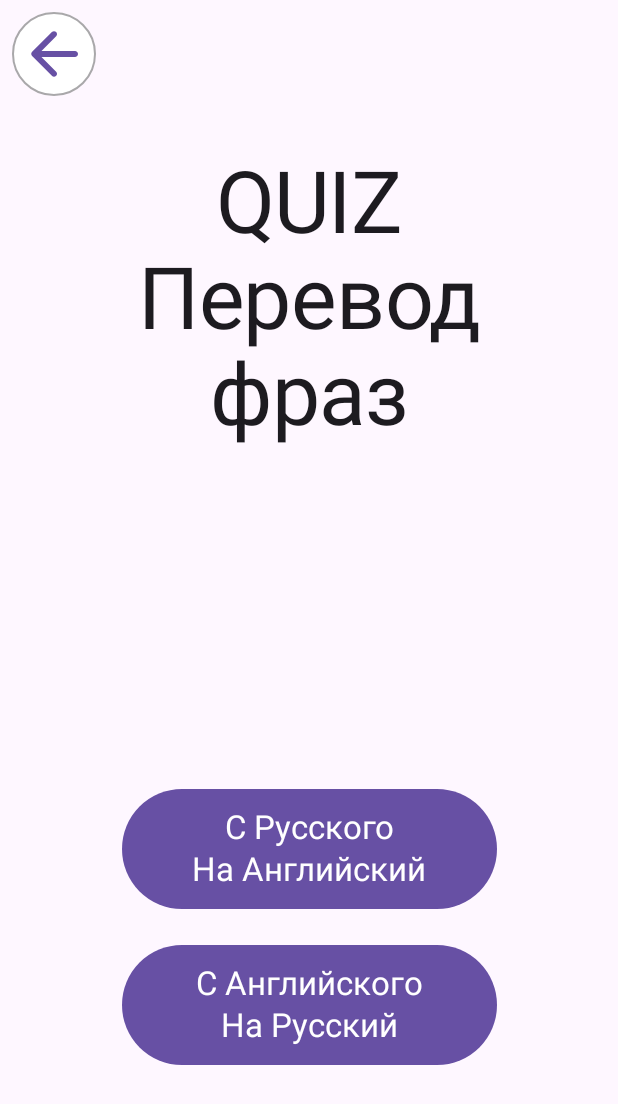
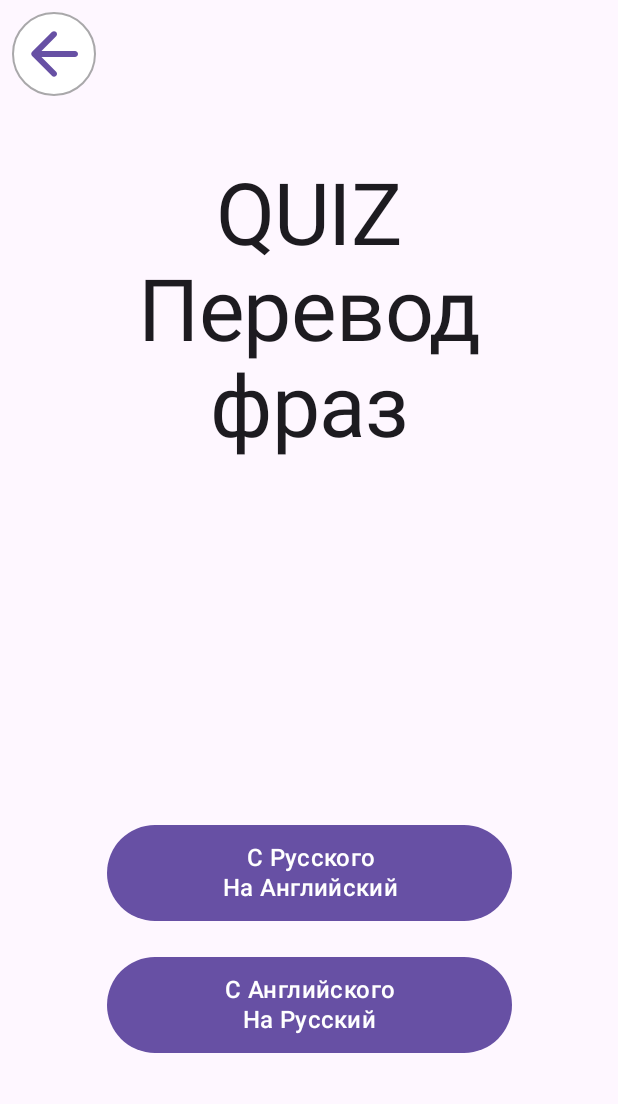
Before and after one commit to ViktoriaGavrosh/English_Simulator, an Android app built with Jetpack Compose: the TranslateMenuScreen screen opened through its navigation route, on a phone screen of 412 x 824 dp. Shown: the top 1104 px of the screen. Run offline under Robolectric (Android 15) with nearby library versions, the phone set to English and light mode, and no system bars; our stand-ins replace window size class.

Commit message:
fix bugs

```diff
--- a/app/src/main/java/com/viktoriagavrosh/englishsimulator/ui/features/StartMenuScreen.kt
+++ b/app/src/main/java/com/viktoriagavrosh/englishsimulator/ui/features/StartMenuScreen.kt
@@ -39,7 +39,11 @@ fun StartMenuScreen(
 
     MenuScreen(
         buttonItems = buttonItems,
-        title = stringResource(R.string.app_title),
+        title = if (isVerticalScreen) {
+            stringResource(R.string.app_vertical_title)
+        } else {
+            stringResource(R.string.app_horizontal_title)
+        },
         isVerticalScreen = isVerticalScreen,
         onBackClick = {},
         modifier = modifier,
--- a/app/src/main/java/com/viktoriagavrosh/englishsimulator/ui/features/issue/IssueMenuScreen.kt
+++ b/app/src/main/java/com/viktoriagavrosh/englishsimulator/ui/features/issue/IssueMenuScreen.kt
@@ -90,7 +90,11 @@ private fun IssueMenuScreen(
 
             MenuScreen(
                 buttonItems = buttonItems,
-                title = stringResource(R.string.issue_title),
+                title = if (isVerticalScreen) {
+                    stringResource(R.string.issue_vertical_title)
+                } else {
+                    stringResource(R.string.issue_horizontal_title)
+                },
                 isVerticalScreen = isVerticalScreen,
                 onBackClick = onBackClick,
                 modifier = modifier,
--- a/app/src/main/java/com/viktoriagavrosh/englishsimulator/ui/features/translate/TranslateMenuScreen.kt
+++ b/app/src/main/java/com/viktoriagavrosh/englishsimulator/ui/features/translate/TranslateMenuScreen.kt
@@ -41,7 +41,11 @@ fun TranslateMenuScreen(
 
     MenuScreen(
         buttonItems = buttonItems,
-        title = stringResource(R.string.translate_title),
+        title = if (isVerticalScreen) {
+            stringResource(R.string.translate_vertical_title)
+        } else {
+            stringResource(R.string.translate_horizontal_title)
+        },
         isVerticalScreen = isVerticalScreen,
         onBackClick = onBackClick,
         modifier = modifier,
--- a/app/src/main/java/com/viktoriagavrosh/englishsimulator/ui/features/uielements/menu/MenuScreenContent.kt
+++ b/app/src/main/java/com/viktoriagavrosh/englishsimulator/ui/features/uielements/menu/MenuScreenContent.kt
@@ -1,14 +1,16 @@
 package com.viktoriagavrosh.englishsimulator.ui.features.uielements.menu
 
 import android.content.res.Configuration
+import androidx.compose.foundation.horizontalScroll
 import androidx.compose.foundation.layout.Arrangement
 import androidx.compose.foundation.layout.Column
 import androidx.compose.foundation.layout.Row
-import androidx.compose.foundation.layout.Spacer
 import androidx.compose.foundation.layout.fillMaxSize
 import androidx.compose.foundation.layout.fillMaxWidth
 import androidx.compose.foundation.layout.padding
 import androidx.compose.foundation.layout.width
+import androidx.compose.foundation.rememberScrollState
+import androidx.compose.foundation.verticalScroll
 import androidx.compose.material3.Button
 import androidx.compose.material3.MaterialTheme
 import androidx.compose.material3.Text
@@ -18,6 +20,7 @@ import androidx.compose.ui.Modifier
 import androidx.compose.ui.res.dimensionResource
 import androidx.compose.ui.text.style.TextAlign
 import androidx.compose.ui.tooling.preview.Preview
+import androidx.compose.ui.unit.sp
 import com.viktoriagavrosh.englishsimulator.R
 import com.viktoriagavrosh.englishsimulator.ui.features.uielements.menu.model.MenuButtonItem
 import com.viktoriagavrosh.englishsimulator.ui.theme.EnglishSimulatorTheme
@@ -38,7 +41,9 @@ internal fun MenuScreenContent(
     modifier: Modifier = Modifier,
 ) {
     Column(
-        modifier = modifier,
+        modifier = modifier
+            .verticalScroll(rememberScrollState())
+            .padding(horizontal = dimensionResource(R.dimen.padding_small)),
         horizontalAlignment = Alignment.CenterHorizontally,
         verticalArrangement = Arrangement.SpaceAround,
     ) {
@@ -49,7 +54,6 @@ internal fun MenuScreenContent(
             modifier = if (isVerticalScreen) {
                 Modifier
                     .padding(top = dimensionResource(R.dimen.padding_large))
-                    .padding(horizontal = dimensionResource(R.dimen.padding_super_extra_large))
             } else {
                 Modifier
             }
@@ -86,13 +90,16 @@ private fun HorizontalButtons(
         val chunkedButtonItems = buttonItems.chunked(subListSize)
 
         Row(
-            modifier = modifier.fillMaxWidth(),
+            modifier = modifier
+                .fillMaxWidth()
+                .horizontalScroll(rememberScrollState()),
             verticalAlignment = Alignment.CenterVertically,
             horizontalArrangement = Arrangement.SpaceAround,
         ) {
             for (subList in chunkedButtonItems) {
                 ButtonColumn(
                     buttonItems = subList,
+                    isLargeButtons = buttonItems.size < 3,
                     isSmallSpase = true,
                 )
             }
@@ -122,13 +129,12 @@ private fun VerticalButtons(
         Row(
             modifier = modifier.fillMaxWidth(),
             verticalAlignment = Alignment.CenterVertically,
-            horizontalArrangement = Arrangement.Center,
+            horizontalArrangement = Arrangement.SpaceAround,
         ) {
             ButtonColumn(
                 buttonItems = buttonItems.subList(0, middleIndex),
                 isLargeButtons = false,
             )
-            Spacer(modifier = Modifier.width(dimensionResource(R.dimen.padding_small)))
             ButtonColumn(
                 buttonItems = buttonItems.subList(middleIndex, buttonItems.size),
                 isLargeButtons = false,
@@ -212,10 +218,11 @@ private fun QuestButton(
         Text(
             text = text,
             textAlign = TextAlign.Center,
+            lineHeight = 20.sp,
             style = if (isLargeText) {
-                MaterialTheme.typography.titleLarge
+                MaterialTheme.typography.titleMedium
             } else {
-                MaterialTheme.typography.titleMedium
+                MaterialTheme.typography.titleSmall
             },
             modifier = Modifier
                 .padding(vertical = dimensionResource(R.dimen.padding_small))
@@ -231,9 +238,10 @@ private fun VerticalMenuScreenContentPreview() {
         MenuScreenContent(
             title = "Title of the game",
             isVerticalScreen = true,
-            buttonItems = List(2) {
-                MenuButtonItem(title = "Button $it")
-            },
+            buttonItems = listOf(
+                MenuButtonItem(title = "Button 1 with large text"),
+                MenuButtonItem(title = "Button 2"),
+            ),
             modifier = Modifier.fillMaxSize()
         )
     }
--- a/app/src/main/res/values/dimens.xml
+++ b/app/src/main/res/values/dimens.xml
@@ -13,6 +13,7 @@
     <dimen name="back_button_size">64dp</dimen>
     <dimen name="countBox_size">64dp</dimen>
     <dimen name="countBox_border">2dp</dimen>
-    <dimen name="menu_small_button_width">180dp</dimen>
-    <dimen name="menu_large_button_width">250dp</dimen>
+    <dimen name="menu_small_button_width">190dp</dimen>
+    <dimen name="menu_large_button_width">270dp</dimen>
+    <dimen name="menu_title_padding">60dp</dimen>
 </resources>
--- a/app/src/main/res/values/strings.xml
+++ b/app/src/main/res/values/strings.xml
@@ -1,11 +1,14 @@
 <resources>
     <string name="app_name">English Тренаж</string>
-    <string name="app_title">English Тренажер</string>
+    <string name="app_vertical_title">English\nТренажер</string>
+    <string name="app_horizontal_title">English Тренажер</string>
     <string name="ru_to_en">С Русского\nНа Английский</string>
     <string name="en_to_ru">С Английского\nНа Русский</string>
 
-    <string name="translate_title">QUIZ Перевод фраз</string>
-    <string name="issue_title">QUIZ Расскажи о себе</string>
+    <string name="translate_horizontal_title">QUIZ Перевод фраз</string>
+    <string name="translate_vertical_title">QUIZ\nПеревод\nфраз</string>
+    <string name="issue_horizontal_title">QUIZ Расскажи о себе</string>
+    <string name="issue_vertical_title">QUIZ\nРасскажи\nо себе</string>
     <string name="translate_button_title">Перевод фраз</string>
     <string name="issue_button_title">Расскажи о себе</string>
 
@@ -20,5 +23,5 @@
     <string name="repeat_screen">repeat screen</string>
     <string name="top_button">top button</string>
     <string name="bottom_button">bottom button</string>
-    <string name="all_themes">all</string>
+    <string name="all_themes">All</string>
 </resources>
```
